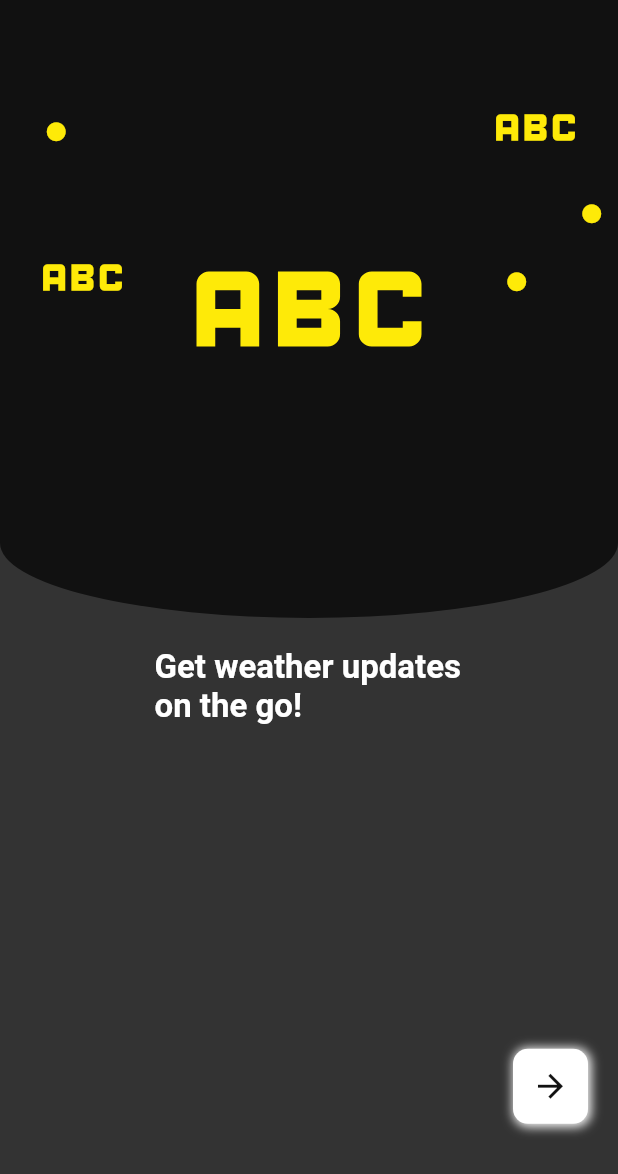
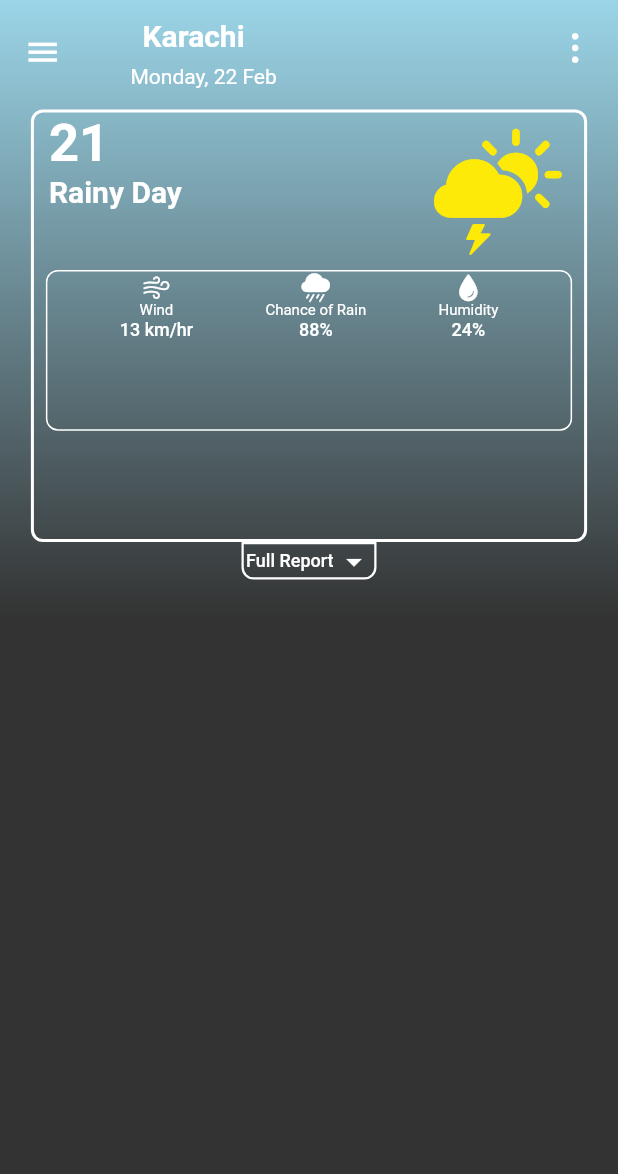
Before and after one commit to SMAmmadAli/Weather-App, a Flutter app: the screen it shows after launch, on a phone screen of 412 x 824 dp. Shown: the top 1174 px of the screen. Run offline on Flutter 3.47's test engine with Material 2 defaults, Android fonts, the phone set to English and light mode, and no system bars.

Commit message:
Ui Completed

```diff
--- /dev/null
+++ b/lib/Model/weather_model.dart
@@ -0,0 +1,225 @@
+class Weather_Model {
+  Coord? coord;
+  List<Weather>? weather;
+  String? base;
+  Main? main;
+  int? visibility;
+  Wind? wind;
+  Clouds? clouds;
+  int? dt;
+  Sys? sys;
+  int? timezone;
+  int? id;
+  String? name;
+  int? cod;
+
+  Weather_Model(
+      {this.coord,
+      this.weather,
+      this.base,
+      this.main,
+      this.visibility,
+      this.wind,
+      this.clouds,
+      this.dt,
+      this.sys,
+      this.timezone,
+      this.id,
+      this.name,
+      this.cod});
+
+  Weather_Model.fromJson(Map<String, dynamic> json) {
+    coord = json['coord'] != null ? Coord.fromJson(json['coord']) : null;
+    if (json['weather'] != null) {
+      weather = <Weather>[];
+      json['weather'].forEach((v) {
+        weather!.add(Weather.fromJson(v));
+      });
+    }
+    base = json['base'];
+    main = json['main'] != null ? Main.fromJson(json['main']) : null;
+    visibility = json['visibility'];
+    wind = json['wind'] != null ? Wind.fromJson(json['wind']) : null;
+    clouds = json['clouds'] != null ? Clouds.fromJson(json['clouds']) : null;
+    dt = json['dt'];
+    sys = json['sys'] != null ? Sys.fromJson(json['sys']) : null;
+    timezone = json['timezone'];
+    id = json['id'];
+    name = json['name'];
+    cod = json['cod'];
+  }
+
+  Map<String, dynamic> toJson() {
+    final Map<String, dynamic> data = Map<String, dynamic>();
+    if (this.coord != null) {
+      data['coord'] = this.coord!.toJson();
+    }
+    if (this.weather != null) {
+      data['weather'] = this.weather!.map((v) => v.toJson()).toList();
+    }
+    data['base'] = this.base;
+    if (this.main != null) {
+      data['main'] = this.main!.toJson();
+    }
+    data['visibility'] = this.visibility;
+    if (this.wind != null) {
+      data['wind'] = this.wind!.toJson();
+    }
+    if (this.clouds != null) {
+      data['clouds'] = this.clouds!.toJson();
+    }
+    data['dt'] = this.dt;
+    if (this.sys != null) {
+      data['sys'] = this.sys!.toJson();
+    }
+    data['timezone'] = this.timezone;
+    data['id'] = this.id;
+    data['name'] = this.name;
+    data['cod'] = this.cod;
+    return data;
+  }
+}
+
+class Coord {
+  double? lon;
+  double? lat;
+
+  Coord({this.lon, this.lat});
+
+  Coord.fromJson(Map<String, dynamic> json) {
+    lon = json['lon'];
+    lat = json['lat'];
+  }
+
+  Map<String, dynamic> toJson() {
+    final Map<String, dynamic> data = new Map<String, dynamic>();
+    data['lon'] = this.lon;
+    data['lat'] = this.lat;
+    return data;
+  }
+}
+
+class Weather {
+  int? id;
+  String? main;
+  String? description;
+  String? icon;
+
+  Weather({this.id, this.main, this.description, this.icon});
+
+  Weather.fromJson(Map<String, dynamic> json) {
+    id = json['id'];
+    main = json['main'];
+    description = json['description'];
+    icon = json['icon'];
+  }
+
+  Map<String, dynamic> toJson() {
+    final Map<String, dynamic> data = new Map<String, dynamic>();
+    data['id'] = this.id;
+    data['main'] = this.main;
+    data['description'] = this.description;
+    data['icon'] = this.icon;
+    return data;
+  }
+}
+
+class Main {
+  double? temp;
+  double? feelsLike;
+  double? tempMin;
+  double? tempMax;
+  int? pressure;
+  int? humidity;
+
+  Main(
+      {this.temp,
+      this.feelsLike,
+      this.tempMin,
+      this.tempMax,
+      this.pressure,
+      this.humidity});
+
+  Main.fromJson(Map<String, dynamic> json) {
+    temp = json['temp'];
+    feelsLike = json['feels_like'];
+    tempMin = json['temp_min'];
+    tempMax = json['temp_max'];
+    pressure = json['pressure'];
+    humidity = json['humidity'];
+  }
+
+  Map<String, dynamic> toJson() {
+    final Map<String, dynamic> data = new Map<String, dynamic>();
+    data['temp'] = this.temp;
+    data['feels_like'] = this.feelsLike;
+    data['temp_min'] = this.tempMin;
+    data['temp_max'] = this.tempMax;
+    data['pressure'] = this.pressure;
+    data['humidity'] = this.humidity;
+    return data;
+  }
+}
+
+class Wind {
+  double? speed;
+  int? deg;
+
+  Wind({this.speed, this.deg});
+
+  Wind.fromJson(Map<String, dynamic> json) {
+    speed = json['speed'];
+    deg = json['deg'];
+  }
+
+  Map<String, dynamic> toJson() {
+    final Map<String, dynamic> data = new Map<String, dynamic>();
+    data['speed'] = this.speed;
+    data['deg'] = this.deg;
+    return data;
+  }
+}
+
+class Clouds {
+  int? all;
+
+  Clouds({this.all});
+
+  Clouds.fromJson(Map<String, dynamic> json) {
+    all = json['all'];
+  }
+
+  Map<String, dynamic> toJson() {
+    final Map<String, dynamic> data = new Map<String, dynamic>();
+    data['all'] = this.all;
+    return data;
+  }
+}
+
+class Sys {
+  int? type;
+  int? id;
+  String? country;
+  int? sunrise;
+  int? sunset;
+
+  Sys({this.type, this.id, this.country, this.sunrise, this.sunset});
+
+  Sys.fromJson(Map<String, dynamic> json) {
+    type = json['type'];
+    id = json['id'];
+    country = json['country'];
+    sunrise = json['sunrise'];
+    sunset = json['sunset'];
+  }
+
+  Map<String, dynamic> toJson() {
+    final Map<String, dynamic> data = new Map<String, dynamic>();
+    data['type'] = this.type;
+    data['id'] = this.id;
+    data['country'] = this.country;
+    data['sunrise'] = this.sunrise;
+    data['sunset'] = this.sunset;
+    return data;
+  }
+}
--- /dev/null
+++ b/lib/Screens/home_screen.dart
@@ -0,0 +1,270 @@
+import 'package:flutter/cupertino.dart';
+import 'package:flutter/material.dart';
+import 'package:weather_app/Controller/api_controller.dart';
+import 'package:weather_app/Model/weather_model.dart';
+
+class HomePage extends StatefulWidget {
+  const HomePage({super.key});
+
+  @override
+  State<HomePage> createState() => _HomePageState();
+}
+
+class _HomePageState extends State<HomePage> {
+  TextEditingController myController = TextEditingController();
+  Weather_Model? weather_model;
+  // Weather_Model? weather_model;
+  bool height = false;
+  @override
+  Widget build(BuildContext context) {
+    return Scaffold(
+      body: SafeArea(
+        child: Container(
+          width: MediaQuery.of(context).size.width * 1,
+          height: MediaQuery.of(context).size.height * 1,
+          decoration: const BoxDecoration(
+              gradient: LinearGradient(colors: [
+            Color(0xff9bd5e8),
+            Color(0xff333333),
+          ], begin: Alignment.topCenter, end: Alignment.center
+                  //  radius: 1.5, center: Alignment.topLeft
+                  )),
+          child: Column(
+            children: [
+              const ListTile(
+                leading: Padding(
+                  padding: EdgeInsets.only(top: 7),
+                  child: Icon(
+                    Icons.menu,
+                    size: 25,
+                    color: Color(0xffffffff),
+                  ),
+                ),
+                title: Padding(
+                  padding: EdgeInsets.symmetric(horizontal: 23, vertical: 8),
+                  child: Text(
+                    "Karachi",
+                    style: TextStyle(
+                      fontSize: 20,
+                      fontWeight: FontWeight.w700,
+                      color: Color(0xffffffff),
+                    ),
+                  ),
+                ),
+                subtitle: Padding(
+                  padding: EdgeInsets.only(left: 15.0),
+                  child: Text(
+                    "Monday, 22 Feb",
+                    style: TextStyle(
+                      fontSize: 14,
+                      fontWeight: FontWeight.w400,
+                      color: Color(0xffffffff),
+                    ),
+                  ),
+                ),
+                trailing: Icon(
+                  CupertinoIcons.ellipsis_vertical,
+                  color: Color(0xffffffff),
+                  size: 25,
+                ),
+              ),
+              const SizedBox(
+                height: 10,
+              ),
+              Container(
+                margin: const EdgeInsets.symmetric(horizontal: 20),
+                width: MediaQuery.of(context).size.width * 0.9,
+                height: height
+                    ? MediaQuery.of(context).size.height * 0.6
+                    : MediaQuery.of(context).size.height * 0.35,
+                decoration: BoxDecoration(
+                    borderRadius: BorderRadius.circular(8),
+                    border:
+                        Border.all(width: 2, color: const Color(0xffffffff))),
+                child: Column(
+                  mainAxisAlignment: MainAxisAlignment.start,
+                  crossAxisAlignment: CrossAxisAlignment.start,
+                  children: [
+                    Row(
+                      mainAxisAlignment: MainAxisAlignment.spaceBetween,
+                      crossAxisAlignment: CrossAxisAlignment.start,
+                      children: [
+                        Column(
+                          crossAxisAlignment: CrossAxisAlignment.start,
+                          children: const [
+                            Padding(
+                              padding: EdgeInsets.only(left: 10.0),
+                              child: Text(
+                                "21",
+                                style: TextStyle(
+                                  fontSize: 35,
+                                  fontWeight: FontWeight.w700,
+                                  color: Color(0xffffffff),
+                                ),
+                              ),
+                            ),
+                            Padding(
+                              padding: EdgeInsets.only(
+                                left: 10.0,
+                              ),
+                              child: Text(
+                                "Rainy Day",
+                                style: TextStyle(
+                                  fontSize: 20,
+                                  fontWeight: FontWeight.w700,
+                                  color: Color(0xffffffff),
+                                ),
+                              ),
+                            )
+                          ],
+                        ),
+                        const Padding(
+                          padding: EdgeInsets.only(top: 10.0, right: 15.0),
+                          child: Icon(
+                            CupertinoIcons.cloud_sun_bolt_fill,
+                            color: Color(0xfffeea08),
+                            size: 85,
+                          ),
+                        ),
+                      ],
+                    ),
+                    const SizedBox(
+                      height: 10,
+                    ),
+                    Container(
+                      margin: const EdgeInsets.symmetric(horizontal: 8),
+                      width: MediaQuery.of(context).size.width * 0.9,
+                      height: height
+                          ? MediaQuery.of(context).size.height * 0.3
+                          : MediaQuery.of(context).size.height * 0.13,
+                      decoration: BoxDecoration(
+                          borderRadius: BorderRadius.circular(8),
+                          border: Border.all(
+                              width: 1, color: const Color(0xffffffff))),
+                      child: Row(
+                        mainAxisAlignment: MainAxisAlignment.spaceEvenly,
+                        children: [
+                          Column(
+                            children: const [
+                              Icon(
+                                CupertinoIcons.wind,
+                                color: Color(0xffffffff),
+                                size: 20,
+                              ),
+                              Text(
+                                "Wind",
+                                style: TextStyle(
+                                  fontSize: 10,
+                                  fontWeight: FontWeight.w400,
+                                  color: Color(0xffffffff),
+                                ),
+                              ),
+                              Text(
+                                "13 km/hr",
+                                style: TextStyle(
+                                  fontSize: 12,
+                                  fontWeight: FontWeight.w500,
+                                  color: Color(0xffffffff),
+                                ),
+                              )
+                            ],
+                          ),
+                          Column(
+                            children: const [
+                              Icon(
+                                CupertinoIcons.cloud_rain_fill,
+                                color: Color(0xffffffff),
+                                size: 20,
+                              ),
+                              Text(
+                                "Chance of Rain",
+                                style: TextStyle(
+                                  fontSize: 10,
+                                  fontWeight: FontWeight.w400,
+                                  color: Color(0xffffffff),
+                                ),
+                              ),
+                              Text(
+                                "88%",
+                                style: TextStyle(
+                                  fontSize: 12,
+                                  fontWeight: FontWeight.w500,
+                                  color: Color(0xffffffff),
+                                ),
+                              )
+                            ],
+                          ),
+                          Column(
+                            children: const [
+                              Icon(
+                                CupertinoIcons.drop_fill,
+                                color: Color(0xffffffff),
+                                size: 20,
+                              ),
+                              Text(
+                                "Humidity",
+                                style: TextStyle(
+                                  fontSize: 10,
+                                  fontWeight: FontWeight.w400,
+                                  color: Color(0xffffffff),
+                                ),
+                              ),
+                              Text(
+                                "24%",
+                                style: TextStyle(
+                                  fontSize: 12,
+                                  fontWeight: FontWeight.w500,
+                                  color: Color(0xffffffff),
+                                ),
+                              )
+                            ],
+                          )
+                        ],
+                      ),
+                    ),
+                  ],
+                ),
+              ),
+              InkWell(
+                onTap: () {
+                  setState(() {
+                    height = !height;
+                  });
+                },
+                child: Container(
+                  width: 90,
+                  height: 25,
+                  decoration: BoxDecoration(
+                      border: Border.all(
+                          width: 1.5, color: const Color(0xffffffff)),
+                      borderRadius: const BorderRadius.only(
+                          bottomRight: Radius.circular(8),
+                          bottomLeft: Radius.circular(8))),
+                  child: Row(
+                    mainAxisAlignment: MainAxisAlignment.spaceEvenly,
+                    children: [
+                      Text(
+                        height ? "Less Report" : "Full Report",
+                        style: const TextStyle(
+                          fontSize: 12,
+                          fontWeight: FontWeight.w500,
+                          color: Color(0xffffffff),
+                        ),
+                      ),
+                      Icon(
+                        height
+                            ? Icons.arrow_drop_up
+                            : Icons.arrow_drop_down_sharp,
+                        color: Color(0xffffffff),
+                      )
+                    ],
+                  ),
+                ),
+              )
+            ],
+          ),
+        ),
+      ),
+    );
+  }
+}
--- a/lib/Screens/splash_screen.dart
+++ b/lib/Screens/splash_screen.dart
@@ -1,4 +1,6 @@
+import 'package:flutter/cupertino.dart';
 import 'package:flutter/material.dart';
+import 'package:weather_app/Screens/home_screen.dart';
 
 class SplashScreen extends StatelessWidget {
   const SplashScreen({super.key});
@@ -21,7 +23,7 @@ class SplashScreen extends StatelessWidget {
               children: const [
                 Center(
                   child: Icon(
-                    Icons.abc,
+                    Icons.bolt,
                     color: Color(0xfffeea08),
                     size: 200,
                   ),
@@ -30,7 +32,7 @@ class SplashScreen extends StatelessWidget {
                     left: 20,
                     top: 150,
                     child: Icon(
-                      Icons.abc,
+                      Icons.bolt,
                       color: Color(0xfffeea08),
                       size: 70,
                     )),
@@ -38,7 +40,7 @@ class SplashScreen extends StatelessWidget {
                     right: 20,
                     top: 50,
                     child: Icon(
-                      Icons.abc,
+                      Icons.bolt,
                       color: Color(0xfffeea08),
                       size: 70,
                     )),
@@ -59,7 +61,7 @@ class SplashScreen extends StatelessWidget {
                       size: 15,
                     )),
                 Positioned(
-                    left: 30,
+                    left: 50,
                     top: 80,
                     child: Icon(
                       Icons.circle,
@@ -71,20 +73,23 @@ class SplashScreen extends StatelessWidget {
           ),
           Container(
             margin: const EdgeInsets.symmetric(horizontal: 20, vertical: 20),
-            width: MediaQuery.of(context).size.width * 0.5,
+            width: MediaQuery.of(context).size.width * 0.55,
             height: MediaQuery.of(context).size.height * 0.3,
             child: const Text(
               "Get weather updates on the go!",
               style: TextStyle(
                   color: Color(0xffffffff),
                   fontWeight: FontWeight.w700,
-                  fontSize: 22),
+                  fontSize: 24),
             ),
           ),
           Align(
             alignment: Alignment.bottomRight,
             child: InkWell(
-              onTap: () {},
+              onTap: () {
+                Navigator.pushReplacement(context,
+                    MaterialPageRoute(builder: (context) => const HomePage()));
+              },
               child: Container(
                 margin: const EdgeInsets.only(right: 20),
                 width: 50,
--- a/lib/main.dart
+++ b/lib/main.dart
@@ -1,4 +1,5 @@
 import 'package:flutter/material.dart';
+import 'package:weather_app/Screens/home_screen.dart';
 
 import 'Screens/splash_screen.dart';
 
@@ -13,7 +14,7 @@ class MyApp extends StatelessWidget {
   Widget build(BuildContext context) {
     return const MaterialApp(
       debugShowCheckedModeBanner: false,
-      home: SplashScreen(),
+      home: HomePage(),
     );
   }
 }
--- a/pubspec.yaml
+++ b/pubspec.yaml
@@ -35,6 +35,7 @@ dependencies:
   # The following adds the Cupertino Icons font to your application.
   # Use with the CupertinoIcons class for iOS style icons.
   cupertino_icons: ^1.0.2
+  http: ^0.13.5
 
 dev_dependencies:
   flutter_test:
```
Also changed, not shown: lib/Controller/api_controller.dart (added, +52 -0 lines), pubspec.lock.
